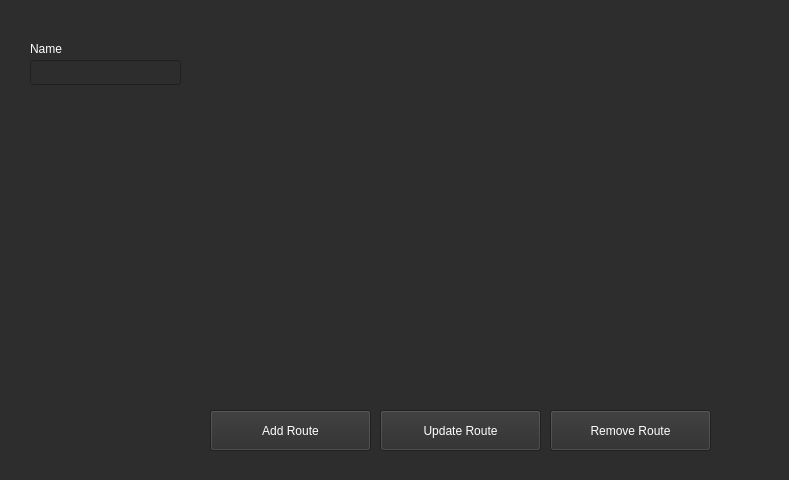
Before: the Qt Designer form UI/StaticRoutesConfig.ui in monico18/LTI-SDN-Controller, drawn with Qt 5.
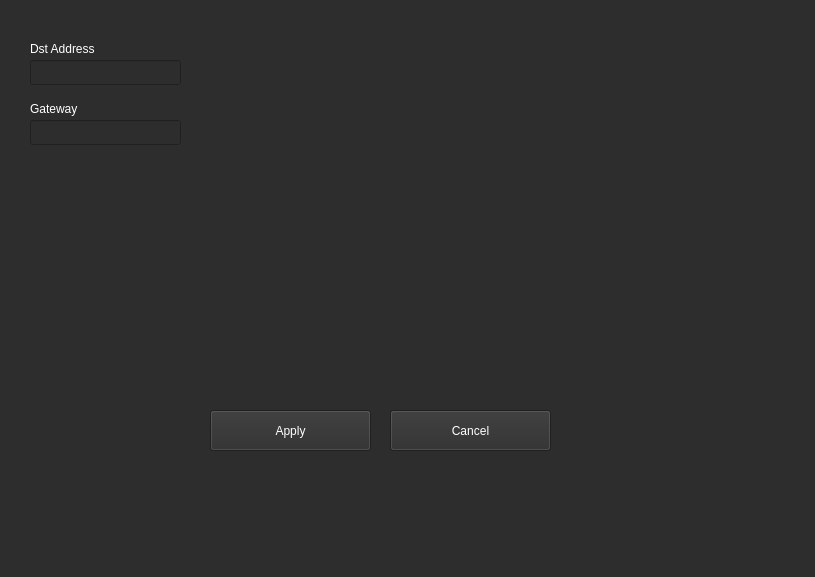
After: the same form once the commit is applied.

```diff
--- a/UI/StaticRoutesConfig.ui
+++ b/UI/StaticRoutesConfig.ui
@@ -6,8 +6,8 @@
    <rect>
     <x>0</x>
     <y>0</y>
-    <width>789</width>
-    <height>480</height>
+    <width>815</width>
+    <height>577</height>
    </rect>
   </property>
   <property name="windowTitle">
@@ -144,13 +144,13 @@
     </palette>
    </property>
    <property name="text">
-    <string>Add Route</string>
+    <string>Apply</string>
    </property>
   </widget>
   <widget class="QPushButton" name="btn_update_route">
    <property name="geometry">
     <rect>
-     <x>380</x>
+     <x>390</x>
      <y>410</y>
      <width>161</width>
      <height>41</height>
@@ -275,138 +275,7 @@
     </palette>
    </property>
    <property name="text">
-    <string>Update Route</string>
-   </property>
-  </widget>
-  <widget class="QPushButton" name="btn_remove_route">
-   <property name="geometry">
-    <rect>
-     <x>550</x>
-     <y>410</y>
-     <width>161</width>
-     <height>41</height>
-    </rect>
-   </property>
-   <property name="palette">
-    <palette>
-     <active>
-      <colorrole role="Button">
-       <brush brushstyle="SolidPattern">
-        <color alpha="255">
-         <red>45</red>
-         <green>45</green>
-         <blue>45</blue>
-        </color>
-       </brush>
-      </colorrole>
-      <colorrole role="ButtonText">
-       <brush brushstyle="SolidPattern">
-        <color alpha="255">
-         <red>255</red>
-         <green>255</green>
-         <blue>255</blue>
-        </color>
-       </brush>
-      </colorrole>
-      <colorrole role="Base">
-       <brush brushstyle="SolidPattern">
-        <color alpha="255">
-         <red>45</red>
-         <green>45</green>
-         <blue>45</blue>
-        </color>
-       </brush>
-      </colorrole>
-      <colorrole role="Window">
-       <brush brushstyle="SolidPattern">
-        <color alpha="255">
-         <red>45</red>
-         <green>45</green>
-         <blue>45</blue>
-        </color>
-       </brush>
-      </colorrole>
-     </active>
-     <inactive>
-      <colorrole role="Button">
-       <brush brushstyle="SolidPattern">
-        <color alpha="255">
-         <red>45</red>
-         <green>45</green>
-         <blue>45</blue>
-        </color>
-       </brush>
-      </colorrole>
-      <colorrole role="ButtonText">
-       <brush brushstyle="SolidPattern">
-        <color alpha="255">
-         <red>255</red>
-         <green>255</green>
-         <blue>255</blue>
-        </color>
-       </brush>
-      </colorrole>
-      <colorrole role="Base">
-       <brush brushstyle="SolidPattern">
-        <color alpha="255">
-         <red>45</red>
-         <green>45</green>
-         <blue>45</blue>
-        </color>
-       </brush>
-      </colorrole>
-      <colorrole role="Window">
-       <brush brushstyle="SolidPattern">
-        <color alpha="255">
-         <red>45</red>
-         <green>45</green>
-         <blue>45</blue>
-        </color>
-       </brush>
-      </colorrole>
-     </inactive>
-     <disabled>
-      <colorrole role="Button">
-       <brush brushstyle="SolidPattern">
-        <color alpha="255">
-         <red>45</red>
-         <green>45</green>
-         <blue>45</blue>
-        </color>
-       </brush>
-      </colorrole>
-      <colorrole role="ButtonText">
-       <brush brushstyle="SolidPattern">
-        <color alpha="255">
-         <red>120</red>
-         <green>120</green>
-         <blue>120</blue>
-        </color>
-       </brush>
-      </colorrole>
-      <colorrole role="Base">
-       <brush brushstyle="SolidPattern">
-        <color alpha="255">
-         <red>45</red>
-         <green>45</green>
-         <blue>45</blue>
-        </color>
-       </brush>
-      </colorrole>
-      <colorrole role="Window">
-       <brush brushstyle="SolidPattern">
-        <color alpha="255">
-         <red>45</red>
-         <green>45</green>
-         <blue>45</blue>
-        </color>
-       </brush>
-      </colorrole>
-     </disabled>
-    </palette>
-   </property>
-   <property name="text">
-    <string>Remove Route</string>
+    <string>Cancel</string>
    </property>
   </widget>
   <widget class="QLabel" name="label">
@@ -414,7 +283,7 @@
     <rect>
      <x>30</x>
      <y>40</y>
-     <width>61</width>
+     <width>71</width>
      <height>17</height>
     </rect>
    </property>
@@ -591,7 +460,7 @@
     </palette>
    </property>
    <property name="text">
-    <string>Name</string>
+    <string>Dst Address</string>
    </property>
   </widget>
   <widget class="QLineEdit" name="lineEdit">
@@ -785,6 +654,382 @@
     <enum>Qt::ClickFocus</enum>
    </property>
   </widget>
+  <widget class="QLineEdit" name="line_dst_add_2">
+   <property name="enabled">
+    <bool>true</bool>
+   </property>
+   <property name="geometry">
+    <rect>
+     <x>30</x>
+     <y>120</y>
+     <width>151</width>
+     <height>25</height>
+    </rect>
+   </property>
+   <property name="palette">
+    <palette>
+     <active>
+      <colorrole role="WindowText">
+       <brush brushstyle="SolidPattern">
+        <color alpha="255">
+         <red>255</red>
+         <green>255</green>
+         <blue>255</blue>
+        </color>
+       </brush>
+      </colorrole>
+      <colorrole role="Button">
+       <brush brushstyle="SolidPattern">
+        <color alpha="255">
+         <red>45</red>
+         <green>45</green>
+         <blue>45</blue>
+        </color>
+       </brush>
+      </colorrole>
+      <colorrole role="Text">
+       <brush brushstyle="SolidPattern">
+        <color alpha="255">
+         <red>255</red>
+         <green>255</green>
+         <blue>255</blue>
+        </color>
+       </brush>
+      </colorrole>
+      <colorrole role="ButtonText">
+       <brush brushstyle="SolidPattern">
+        <color alpha="255">
+         <red>255</red>
+         <green>255</green>
+         <blue>255</blue>
+        </color>
+       </brush>
+      </colorrole>
+      <colorrole role="Base">
+       <brush brushstyle="SolidPattern">
+        <color alpha="255">
+         <red>45</red>
+         <green>45</green>
+         <blue>45</blue>
+        </color>
+       </brush>
+      </colorrole>
+      <colorrole role="Window">
+       <brush brushstyle="SolidPattern">
+        <color alpha="255">
+         <red>45</red>
+         <green>45</green>
+         <blue>45</blue>
+        </color>
+       </brush>
+      </colorrole>
+     </active>
+     <inactive>
+      <colorrole role="WindowText">
+       <brush brushstyle="SolidPattern">
+        <color alpha="255">
+         <red>255</red>
+         <green>255</green>
+         <blue>255</blue>
+        </color>
+       </brush>
+      </colorrole>
+      <colorrole role="Button">
+       <brush brushstyle="SolidPattern">
+        <color alpha="255">
+         <red>45</red>
+         <green>45</green>
+         <blue>45</blue>
+        </color>
+       </brush>
+      </colorrole>
+      <colorrole role="Text">
+       <brush brushstyle="SolidPattern">
+        <color alpha="255">
+         <red>255</red>
+         <green>255</green>
+         <blue>255</blue>
+        </color>
+       </brush>
+      </colorrole>
+      <colorrole role="ButtonText">
+       <brush brushstyle="SolidPattern">
+        <color alpha="255">
+         <red>255</red>
+         <green>255</green>
+         <blue>255</blue>
+        </color>
+       </brush>
+      </colorrole>
+      <colorrole role="Base">
+       <brush brushstyle="SolidPattern">
+        <color alpha="255">
+         <red>45</red>
+         <green>45</green>
+         <blue>45</blue>
+        </color>
+       </brush>
+      </colorrole>
+      <colorrole role="Window">
+       <brush brushstyle="SolidPattern">
+        <color alpha="255">
+         <red>45</red>
+         <green>45</green>
+         <blue>45</blue>
+        </color>
+       </brush>
+      </colorrole>
+     </inactive>
+     <disabled>
+      <colorrole role="WindowText">
+       <brush brushstyle="SolidPattern">
+        <color alpha="255">
+         <red>120</red>
+         <green>120</green>
+         <blue>120</blue>
+        </color>
+       </brush>
+      </colorrole>
+      <colorrole role="Button">
+       <brush brushstyle="SolidPattern">
+        <color alpha="255">
+         <red>45</red>
+         <green>45</green>
+         <blue>45</blue>
+        </color>
+       </brush>
+      </colorrole>
+      <colorrole role="Text">
+       <brush brushstyle="SolidPattern">
+        <color alpha="255">
+         <red>120</red>
+         <green>120</green>
+         <blue>120</blue>
+        </color>
+       </brush>
+      </colorrole>
+      <colorrole role="ButtonText">
+       <brush brushstyle="SolidPattern">
+        <color alpha="255">
+         <red>120</red>
+         <green>120</green>
+         <blue>120</blue>
+        </color>
+       </brush>
+      </colorrole>
+      <colorrole role="Base">
+       <brush brushstyle="SolidPattern">
+        <color alpha="255">
+         <red>45</red>
+         <green>45</green>
+         <blue>45</blue>
+        </color>
+       </brush>
+      </colorrole>
+      <colorrole role="Window">
+       <brush brushstyle="SolidPattern">
+        <color alpha="255">
+         <red>45</red>
+         <green>45</green>
+         <blue>45</blue>
+        </color>
+       </brush>
+      </colorrole>
+     </disabled>
+    </palette>
+   </property>
+   <property name="mouseTracking">
+    <bool>false</bool>
+   </property>
+   <property name="focusPolicy">
+    <enum>Qt::ClickFocus</enum>
+   </property>
+  </widget>
+  <widget class="QLabel" name="label_2">
+   <property name="geometry">
+    <rect>
+     <x>30</x>
+     <y>100</y>
+     <width>71</width>
+     <height>17</height>
+    </rect>
+   </property>
+   <property name="palette">
+    <palette>
+     <active>
+      <colorrole role="WindowText">
+       <brush brushstyle="SolidPattern">
+        <color alpha="255">
+         <red>255</red>
+         <green>255</green>
+         <blue>255</blue>
+        </color>
+       </brush>
+      </colorrole>
+      <colorrole role="Button">
+       <brush brushstyle="SolidPattern">
+        <color alpha="255">
+         <red>45</red>
+         <green>45</green>
+         <blue>45</blue>
+        </color>
+       </brush>
+      </colorrole>
+      <colorrole role="Text">
+       <brush brushstyle="SolidPattern">
+        <color alpha="255">
+         <red>255</red>
+         <green>255</green>
+         <blue>255</blue>
+        </color>
+       </brush>
+      </colorrole>
+      <colorrole role="ButtonText">
+       <brush brushstyle="SolidPattern">
+        <color alpha="255">
+         <red>255</red>
+         <green>255</green>
+         <blue>255</blue>
+        </color>
+       </brush>
+      </colorrole>
+      <colorrole role="Base">
+       <brush brushstyle="SolidPattern">
+        <color alpha="255">
+         <red>45</red>
+         <green>45</green>
+         <blue>45</blue>
+        </color>
+       </brush>
+      </colorrole>
+      <colorrole role="Window">
+       <brush brushstyle="SolidPattern">
+        <color alpha="255">
+         <red>45</red>
+         <green>45</green>
+         <blue>45</blue>
+        </color>
+       </brush>
+      </colorrole>
+     </active>
+     <inactive>
+      <colorrole role="WindowText">
+       <brush brushstyle="SolidPattern">
+        <color alpha="255">
+         <red>255</red>
+         <green>255</green>
+         <blue>255</blue>
+        </color>
+       </brush>
+      </colorrole>
+      <colorrole role="Button">
+       <brush brushstyle="SolidPattern">
+        <color alpha="255">
+         <red>45</red>
+         <green>45</green>
+         <blue>45</blue>
+        </color>
+       </brush>
+      </colorrole>
+      <colorrole role="Text">
+       <brush brushstyle="SolidPattern">
+        <color alpha="255">
+         <red>255</red>
+         <green>255</green>
+         <blue>255</blue>
+        </color>
+       </brush>
+      </colorrole>
+      <colorrole role="ButtonText">
+       <brush brushstyle="SolidPattern">
+        <color alpha="255">
+         <red>255</red>
+         <green>255</green>
+         <blue>255</blue>
+        </color>
+       </brush>
+      </colorrole>
+      <colorrole role="Base">
+       <brush brushstyle="SolidPattern">
+        <color alpha="255">
+         <red>45</red>
+         <green>45</green>
+         <blue>45</blue>
+        </color>
+       </brush>
+      </colorrole>
+      <colorrole role="Window">
+       <brush brushstyle="SolidPattern">
+        <color alpha="255">
+         <red>45</red>
+         <green>45</green>
+         <blue>45</blue>
+        </color>
+       </brush>
+      </colorrole>
+     </inactive>
+     <disabled>
+      <colorrole role="WindowText">
+       <brush brushstyle="SolidPattern">
+        <color alpha="255">
+         <red>120</red>
+         <green>120</green>
+         <blue>120</blue>
+        </color>
+       </brush>
+      </colorrole>
+      <colorrole role="Button">
+       <brush brushstyle="SolidPattern">
+        <color alpha="255">
+         <red>45</red>
+         <green>45</green>
+         <blue>45</blue>
+        </color>
+       </brush>
+      </colorrole>
+      <colorrole role="Text">
+       <brush brushstyle="SolidPattern">
+        <color alpha="255">
+         <red>120</red>
+         <green>120</green>
+         <blue>120</blue>
+        </color>
+       </brush>
+      </colorrole>
+      <colorrole role="ButtonText">
+       <brush brushstyle="SolidPattern">
+        <color alpha="255">
+         <red>120</red>
+         <green>120</green>
+         <blue>120</blue>
+        </color>
+       </brush>
+      </colorrole>
+      <colorrole role="Base">
+       <brush brushstyle="SolidPattern">
+        <color alpha="255">
+         <red>45</red>
+         <green>45</green>
+         <blue>45</blue>
+        </color>
+       </brush>
+      </colorrole>
+      <colorrole role="Window">
+       <brush brushstyle="SolidPattern">
+        <color alpha="255">
+         <red>45</red>
+         <green>45</green>
+         <blue>45</blue>
+        </color>
+       </brush>
+      </colorrole>
+     </disabled>
+    </palette>
+   </property>
+   <property name="text">
+    <string>Gateway</string>
+   </property>
+  </widget>
  </widget>
  <resources/>
  <connections/>
```
Left out of the diff: 6 changed lines with no effect on the pictures.
